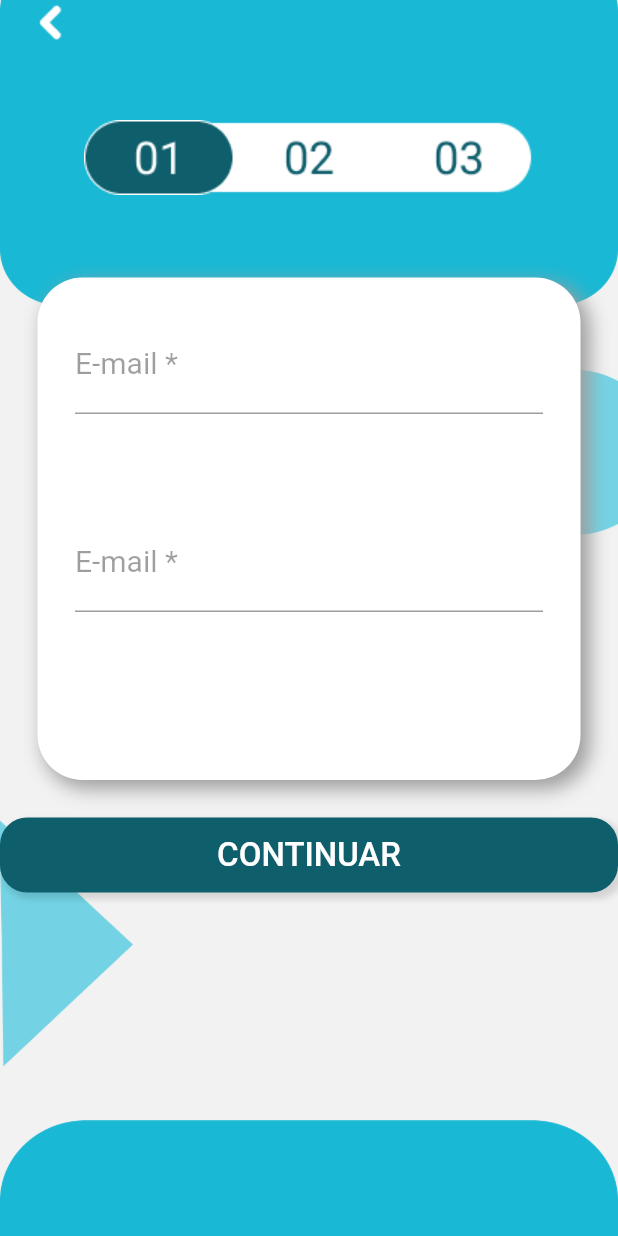
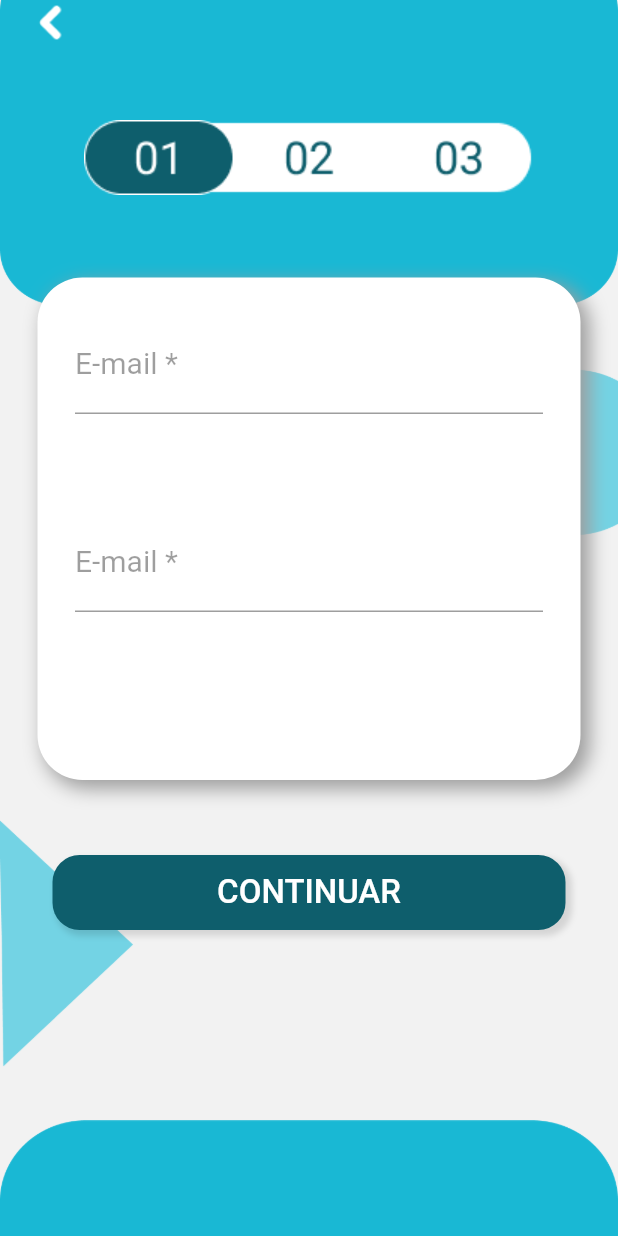
Before and after one commit to JuanPablooo/clean_house, a Flutter app: the Passo1Cliente screen opened directly, on a phone screen of 412 x 824 dp. Run offline on Flutter 3.47's test engine with Material 2 defaults, Android fonts, the phone set to English and light mode, and no system bars; project files that could hold a hidden picture were left out.

Commit message:
primeiro passo antes do mobx

```diff
--- a/lib/view/cadastro/clientes/passo-1-cliente.dart
+++ b/lib/view/cadastro/clientes/passo-1-cliente.dart
@@ -106,9 +106,13 @@ class _Passo1Cliente extends State<Passo1Cliente> {
               ),
             ),
             SizedBox(
-              height: 25,
+              height: 15,
             ),
-            btnGeneric("CONTINUAR", myDarkBlue, null, null, 50.3),
+            Container(
+              margin: EdgeInsets.all(35),
+              child: btnGeneric("CONTINUAR", myDarkBlue, null, null, 50.3),
+            )
+
             //InputeGeneric(validacao: teste("este é p valor"),)
 
           ],
```
